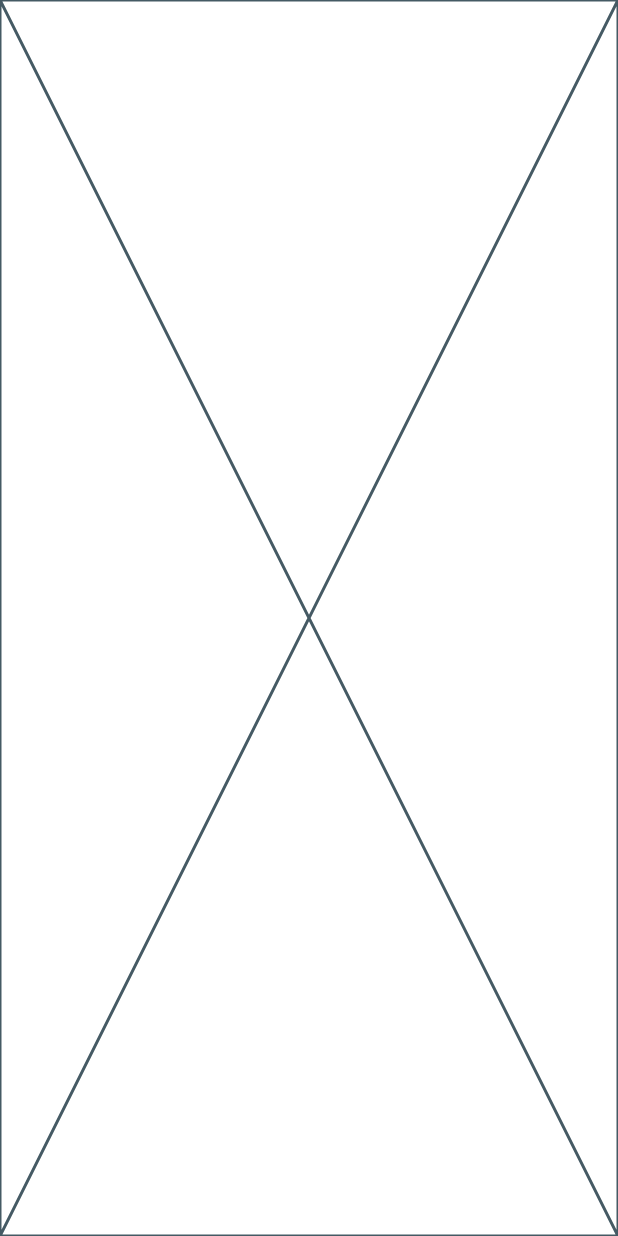
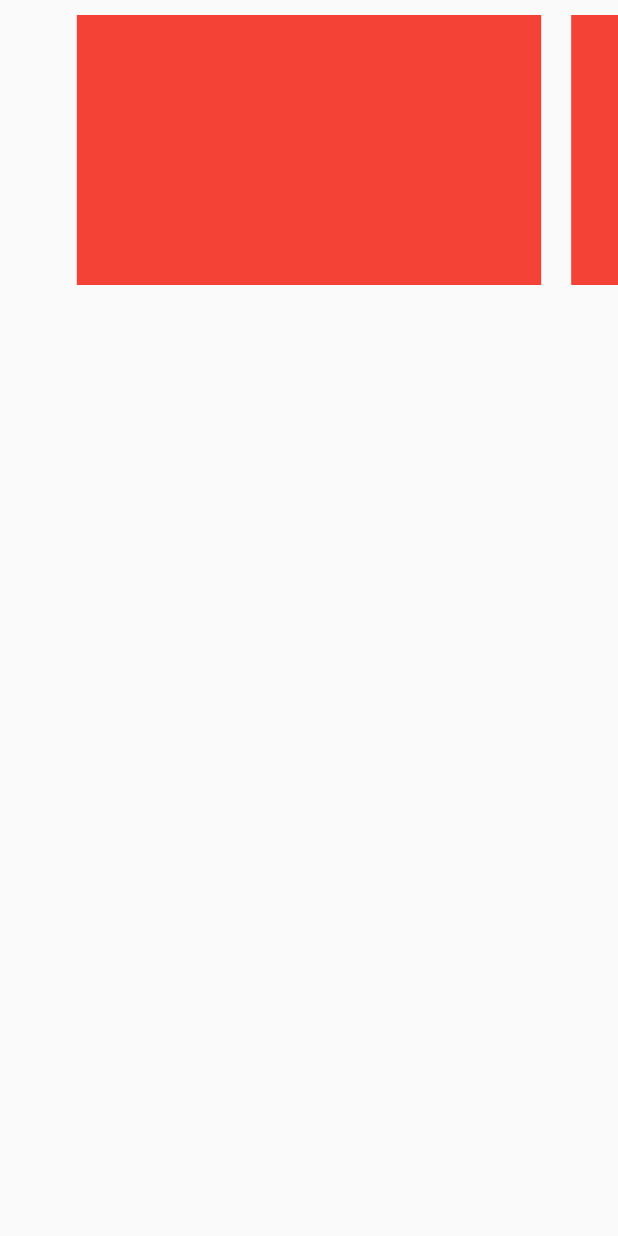
Before and after one commit to mehrdadmoradi001/digikala_app, a Flutter app: the screen it shows after launch, on a phone screen of 412 x 824 dp. Run offline on Flutter 3.47's test engine with Material 2 defaults, Android fonts, the phone set to English and light mode, and no system bars.

```diff
--- a/lib/main.dart
+++ b/lib/main.dart
@@ -9,6 +9,33 @@ class MyApp extends StatelessWidget {
 
   @override
   Widget build(BuildContext context) {
-    return const Placeholder();
+    return MaterialApp(
+      debugShowCheckedModeBanner: false,
+      home: Scaffold(
+        body: SafeArea(
+          child: Column(
+            children: [
+              SizedBox(
+                height: 200,
+                child: PageView.builder(
+                  controller: PageController(
+                    viewportFraction: 0.8
+                  ),
+                  itemCount: 3,
+                  itemBuilder: (context, index) {
+                    return Padding(
+                      padding: const EdgeInsets.all(10),
+                      child: Container(
+                        color: Colors.red,
+                      ),
+                    );
+                  },
+                ),
+              )
+            ],
+          ),
+        ),
+      ),
+    );
   }
 }
```
